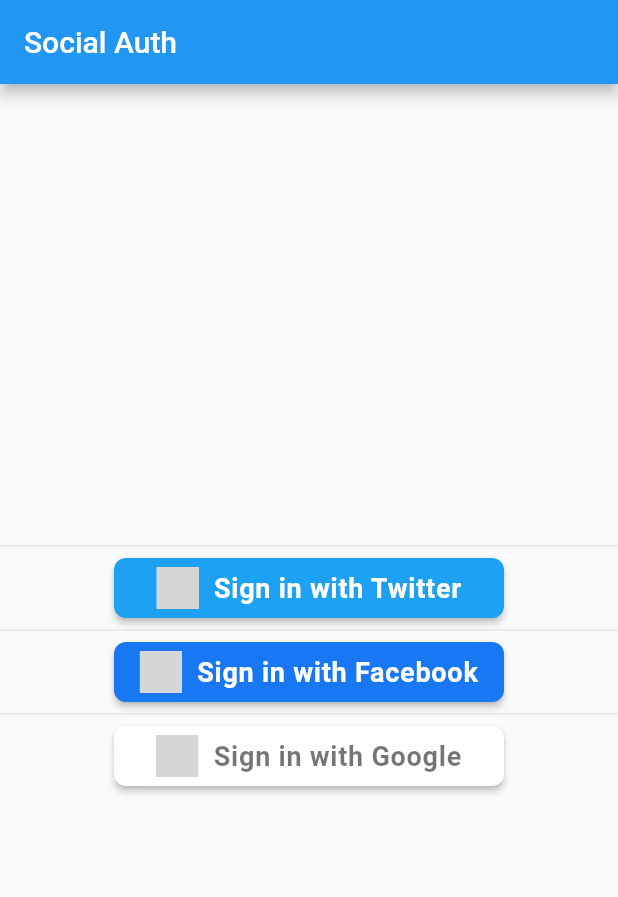
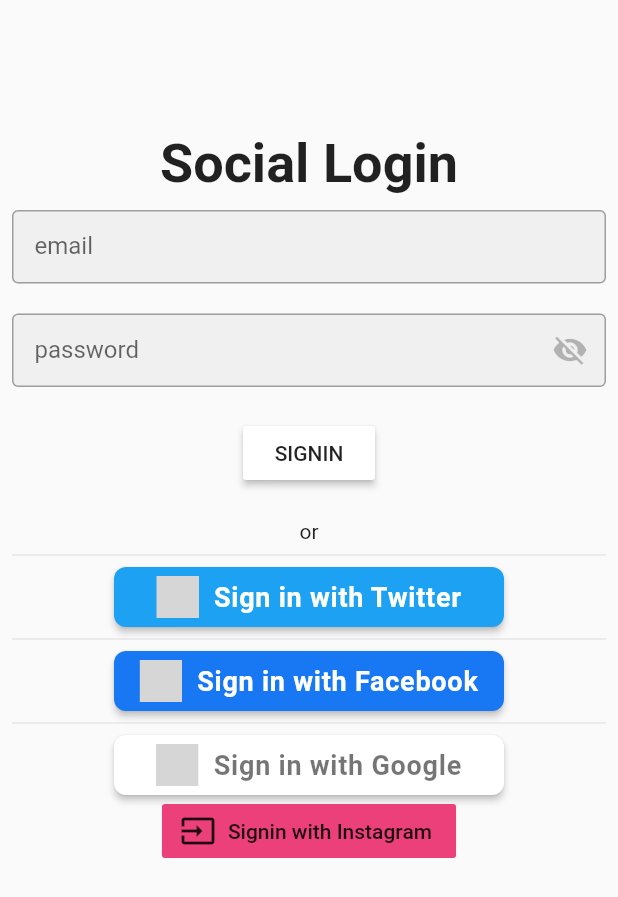
Before and after one commit to Raji48/Flutter_Reusable_Component, a Flutter app: the screen it shows after launch, on a phone screen of 412 x 824 dp. Shown: the top 897 px of the screen. Run offline on Flutter 3.47's test engine with Material 2 defaults, Android fonts, the phone set to English and light mode, and no system bars; our stand-ins replace auth_buttons, dio, firebase_auth, firebase_core, google_sign_in; missing offline and left inert: flutter_facebook_auth, simple_auth, simple_auth_flutter, twitter_login; accounts and stored records are empty; grey boxes are pictures that could not be loaded.

Commit message:
sociallogin

```diff
--- /dev/null
+++ b/lib/component/textfield.dart
@@ -0,0 +1,189 @@
+
+import 'package:flutter/cupertino.dart';
+import 'package:flutter/material.dart';
+import 'package:flutter/services.dart';
+
+class MyTextFormField extends StatefulWidget {
+  String labelText;
+  String hintText;
+  bool isPassword=false;
+  dynamic validator;
+  bool isEmail=false;
+  bool isnum=false;
+  String errorText;
+  String subErrorText;
+  dynamic  inputformat;
+  FocusNode focusField;
+  dynamic nextFocusField;
+  TextEditingController textcontroller;
+  dynamic onTap;
+  bool isDatepicker;
+  RegExp regExp;
+
+  MyTextFormField(
+      this.textcontroller,
+      this.labelText,
+      this.hintText,
+      this.focusField,
+      this.nextFocusField,
+      this.inputformat,
+      this.isPassword ,
+      this.validator,
+      this.isEmail ,
+      this.isnum,
+      this.errorText,
+      this.subErrorText,
+      this.onTap,
+      this.isDatepicker,
+      this.regExp,
+      );
+
+  @override
+  _MyTextFormFieldState createState() => _MyTextFormFieldState();
+}
+
+
+class _MyTextFormFieldState extends State<MyTextFormField> {
+  bool _textErrorValid=false;
+  bool _textValid=false;
+  String userName='';
+  bool showPassword = true;
+  void initState(){
+    _textErrorValid=false;
+    _textValid=false;
+    userName='';
+    showPassword = true;
+    super.initState();
+  }
+  @override
+  Widget build(BuildContext context) {
+    return //Padding(
+      //padding: EdgeInsets.all(8.0),
+      // child:
+      TextFormField(
+        readOnly: widget.isDatepicker,
+        controller: widget.textcontroller,
+        focusNode:widget.focusField,
+        inputFormatters:widget.inputformat,
+        maxLength: widget.isnum?10:widget.isPassword?8:null,
+        decoration: InputDecoration(
+          labelText: widget.labelText,
+          hintText: widget.hintText,
+          errorText: _textErrorValid ? (userName.isEmpty ? widget.errorText : widget.subErrorText) : null,
+          contentPadding: EdgeInsets.all(15.0),
+         focusedBorder: focusborder,
+         enabledBorder: enableborder,
+          border: OutlineInputBorder(
+            borderRadius: BorderRadius.circular(10.0),
+          ),
+          filled: true,
+          counterText: "",
+          suffixIcon:
+          widget.isPassword ? IconButton(
+            onPressed: () {
+              setState(() {
+                showPassword = !showPassword;
+              });
+            },
+            icon:showPassword ? Icon(Icons.visibility_off,color:Colors.black26,):Icon(Icons.visibility,color: Colors.grey,),
+
+          ):null,
+        ),
+        obscureText: widget.isPassword ? showPassword :false,
+        onChanged: (text) {
+          _update(text, 1);
+          if (text.isNotEmpty) {
+            if (widget.regExp.hasMatch(text)) {
+              setState(() {
+                _textErrorValid = false;
+              });
+              //  FocusScope.of(context).unfocus();
+            } else {
+              setState(() {
+                _textValid = true;
+                _textErrorValid = true;
+              });
+            }
+          } else {
+            setState(() {
+              _textValid = true;
+              _textErrorValid = true;
+            });
+          }
+        },
+        onFieldSubmitted: (text) {
+          if (text.isNotEmpty) {
+            if (widget.regExp.hasMatch(text)) {
+              setState(() {
+                _textErrorValid = false;
+              });
+              FocusScope.of(context).requestFocus(widget.nextFocusField);
+            } else {
+              setState(() {
+                _textValid = true;
+                _textErrorValid = true;
+              });
+              FocusScope.of(context).requestFocus(widget.focusField);
+            }
+          } else {
+            setState(() {
+              _textValid = true;
+              _textErrorValid = true;
+            });
+            FocusScope.of(context).requestFocus(widget.focusField);
+          }
+        },
+
+        keyboardType: widget.isEmail ? TextInputType.emailAddress : widget.isnum?TextInputType.number:TextInputType.text,
+        onTap: widget.onTap,
+        validator: widget.validator,
+      );
+  }
+
+  _update(text, type) {
+    // if (widget.validateName(text)) {
+    if(widget.regExp.hasMatch(text)){
+      setState(() {
+        userName = text;
+        _textErrorValid = false;
+      });
+      return userName;
+    } else {
+      setState(() {
+        userName = text;
+      });
+    }
+  }
+}
+
+
+String? validatename(value){
+  if(value.isEmpty){
+    return "Please enter firstname";
+  }
+  return null;
+}
+
+
+String? validatepass(value){
+  if(value.isEmpty){
+    return "Please enter password";
+  } if(!RegExp( r'^(?=.*?[A-Z])(?=.*?[a-z])(?=.*?[0-9])(?=.*?[!@#\$&*~]).{6,}$').hasMatch(value)){
+    return "Password length should be 6-10,at least one upper case,\nlower case,digit and Special character";
+  }
+  else if(value.length<6){
+    return "Should be At Least 6 characters";
+  }else if(value.length>10) {
+    return "Should not be more than 10 characters";
+  }
+  return null;
+}
+
+
+final focusborder= OutlineInputBorder(
+    borderSide: BorderSide(
+        color:Colors.grey,width: 1.0 ));
+
+final enableborder = OutlineInputBorder(
+  borderSide: BorderSide(
+      color:Colors.grey, width: 1.0),);
--- a/lib/main.dart
+++ b/lib/main.dart
@@ -5,14 +5,17 @@ import 'package:firebase_core/firebase_core.dart';
  import 'package:flutter_facebook_auth/flutter_facebook_auth.dart';
  import 'package:google_sign_in/google_sign_in.dart';
 import 'package:flutter/material.dart';
+import 'package:socialauthapp/component/textfield.dart';
 import 'package:twitter_login/twitter_login.dart';
+import 'package:simple_auth_flutter/simple_auth_flutter.dart';
+import 'package:simple_auth/simple_auth.dart' as simpleAuth;
+import 'package:dio/dio.dart';
 
 Future<void>main()async{
   WidgetsFlutterBinding.ensureInitialized();
  await Firebase.initializeApp();
   runApp(MyApp());
 }
-
 
 class MyApp extends StatefulWidget {
   @override
@@ -29,17 +32,70 @@ class _MyAppState extends State<MyApp> {
   String googleUsermail='';
   String twitterusername='';
 
+  FocusNode emailField = FocusNode();
+  FocusNode passwordField = FocusNode();
+   var emailcontroller= TextEditingController();
+   var passwordcontroller= TextEditingController();
+
+  static const igClientId = "959584987944765";
+  static const igClientSecret = "387b6528566b8619fcfd4cddaee79b1f";
+  static const igRedirectURL = "https://twitterlogin-73c8f.firebaseapp.com/";
+
+  String _errorMsg = "";
+  Map<String, dynamic> _userData = {};
+
+  @override
+  void initState() {
+    super.initState();
+    SimpleAuthFlutter.init(context);
+  }
+
+  final simpleAuth.InstagramApi _igApi = simpleAuth.InstagramApi(
+    "instagram",
+    igClientId,
+    igClientSecret,
+    igRedirectURL,
+    scopes: [
+      'user_profile', // For getting username, account type, etc.
+      'user_media', // For accessing media count & data like posts, videos etc.
+    ],
+  );
+
   @override
   Widget build(BuildContext context) {
     return MaterialApp(
       home: Scaffold(
-        appBar: AppBar(
-          title: const Text('Social Auth'),
+        // appBar: AppBar(
+        //   title: const Text('Social Auth'),
+        // ),
+        resizeToAvoidBottomInset: false,
+        body: GestureDetector(
+        onTap: () {
+        FocusScope.of(context).unfocus();
+        },child: Padding(
+          padding: const EdgeInsets.all(8.0),
+          child: Column(
+            //mainAxisAlignment: MainAxisAlignment.center,
+           // crossAxisAlignment: CrossAxisAlignment.center,
+            children: [
+              SizedBox(height: 80,),
+              Center(
+                child:Container(
+                  child: Text("Social Login",style: TextStyle(fontSize: 36,fontWeight: FontWeight.bold),),),
               ),
-        body: Column(
-          mainAxisAlignment: MainAxisAlignment.center,
-          crossAxisAlignment: CrossAxisAlignment.center,
-          children: [
+              SizedBox(height: 10,),
+              MyTextFormField(emailcontroller,"email","input Text",emailField,passwordField,null,false,null,true,false, "EmailRequired", "Email not valid",null,false, RegExp(r"^[a-zA-Z0-9.a-zA-Z0-9.!#$%&'*+-/=?^_`{|}~]+@[a-zA-Z0-9]+\.[a-zA-Z]+")),
+              SizedBox(height: 20,),
+              MyTextFormField(passwordcontroller,"password","",passwordField,null,null,true,null,false,false,"PasswordRequired","Password Not Valid" ,null,false,RegExp(r'^(?=.*?[A-Z])(?=.*?[a-z])(?=.*?[0-9])(?=.*?[!@#\$&*~]).{6,}$')),
+              SizedBox(height: 20,),
+              MaterialButton(
+                color:Colors.white,
+                  onPressed: () {},
+                  child:
+                  Text("SIGNIN"),
+              ),
+              SizedBox(height: 20,),
+              Center(child:Text('or')),
               const Divider(),
           Container(
             child: twitterlog?Column(
@@ -94,7 +150,6 @@ class _MyAppState extends State<MyApp> {
                       buttonType: AuthButtonType.secondary,
                       iconType: AuthIconType.outlined,
                     ),
-
                     onPressed: (){
                    //    signInWithFacebook();
                       FacebookAuth.instance.login().then((value){
@@ -140,7 +195,26 @@ class _MyAppState extends State<MyApp> {
                   ),
                 ),
               ),
+
+              Visibility(
+                visible: _userData.isNotEmpty,
+                child: Text(
+                  _userData.toString(), // TODO pass values string here
+                  textAlign: TextAlign.center,
+                ),
+                //replacement:
+               // Text("Click the button below to get Instagram Login."),
+              ),
+              FlatButton.icon(
+                icon: Icon(Icons.input),
+                label: Text("Signin with Instagram",),
+                onPressed: _loginAndGetData,
+                color: Colors.pink.shade400,
+              ),
+              //if (_errorMsg != null) Text("Error occured: $_errorMsg"),
             ],
+          ),
+        ),
         ),
       ),
     );
@@ -160,7 +234,6 @@ class _MyAppState extends State<MyApp> {
 
        var result=await FirebaseAuth.instance.signInWithCredential(credential);
        _user =result.user;
-
         googleUsername=_user.displayName.toString();
         googleUsermail=_user.email.toString();
         print("username"+googleUsername);
@@ -207,6 +280,36 @@ class _MyAppState extends State<MyApp> {
     }
   }
 
+  Future<void> _loginAndGetData() async {
+    _igApi.authenticate().then(
+          (simpleAuth.Account? _user) async {
+        simpleAuth.OAuthAccount? user = _user as simpleAuth.OAuthAccount?;
+
+        var igUserResponse =
+        await Dio(BaseOptions(baseUrl: 'https://graph.instagram.com')).get(
+          '/me',
+          queryParameters: {
+            // Get the fields you need.
+            // https://developers.facebook.com/docs/instagram-basic-display-api/reference/user
+            "fields": "username,id,account_type,media_count",
+            "access_token": _user!.token,
+          },
+        );
+        print("hi access token is here" + _user.token.toString());
+
+        setState(() {
+          _userData = igUserResponse.data;
+          _errorMsg = "";
+        });
+      },
+    ).catchError(
+          (Object e) {
+        setState(() => _errorMsg = e.toString());
+        print(_errorMsg);
+      },
+    );
+  }
+
   // signout
   Future<void> signOutFromGoogle() async{
     await GoogleSignIn().signOut();
@@ -224,6 +327,4 @@ class _MyAppState extends State<MyApp> {
     await FirebaseAuth.instance.signOut();
 
   }
-
-
 }
--- a/pubspec.yaml
+++ b/pubspec.yaml
@@ -33,6 +33,9 @@ dependencies:
   google_sign_in: ^5.0.7
   twitter_login: ^4.0.1
   auth_buttons: ^1.0.1+4
+  simple_auth: ^2.0.10
+  dio: ^4.0.0
+  simple_auth_flutter: ^2.0.11
 
 
 dev_dependencies:
```
Also changed, not shown: pubspec.lock. Lines whose indentation alone changed are shown as unchanged.
